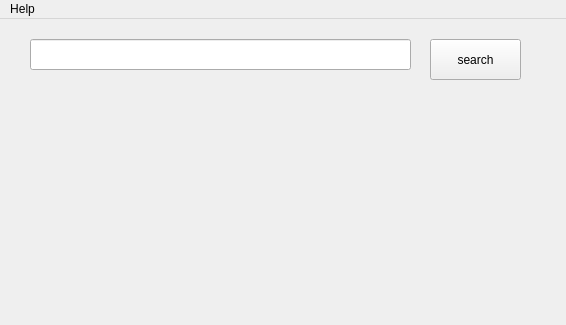
Qt form Form/mainwindow.ui (nikkhahvenus/PhoneBook-QT-CPP) before a commit.
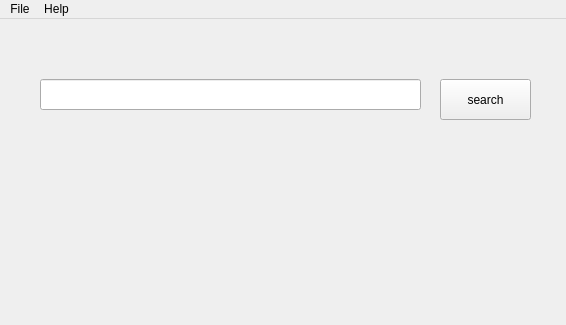
The same form after that commit.

Commit message: login form created

```diff
--- a/Form/mainwindow.ui
+++ b/Form/mainwindow.ui
@@ -17,8 +17,8 @@
    <widget class="QPushButton" name="btnSearch">
     <property name="geometry">
      <rect>
-      <x>430</x>
-      <y>20</y>
+      <x>440</x>
+      <y>60</y>
       <width>91</width>
       <height>41</height>
      </rect>
@@ -30,8 +30,8 @@
    <widget class="QLineEdit" name="lineEditSearch">
     <property name="geometry">
      <rect>
-      <x>30</x>
-      <y>20</y>
+      <x>40</x>
+      <y>60</y>
       <width>381</width>
       <height>31</height>
      </rect>
@@ -57,6 +57,14 @@
     <addaction name="actionLicense"/>
     <addaction name="actionCreate_Initialize_DB"/>
    </widget>
+   <widget class="QMenu" name="menuFile">
+    <property name="title">
+     <string>File</string>
+    </property>
+    <addaction name="actionLogin"/>
+    <addaction name="actionLogout"/>
+   </widget>
+   <addaction name="menuFile"/>
    <addaction name="menuHelp"/>
   </widget>
   <action name="actionCreate_Initialize_DB">
```
Left out of the diff: 10 changed lines with no effect on the pictures. The commit also changes 6 other files.
